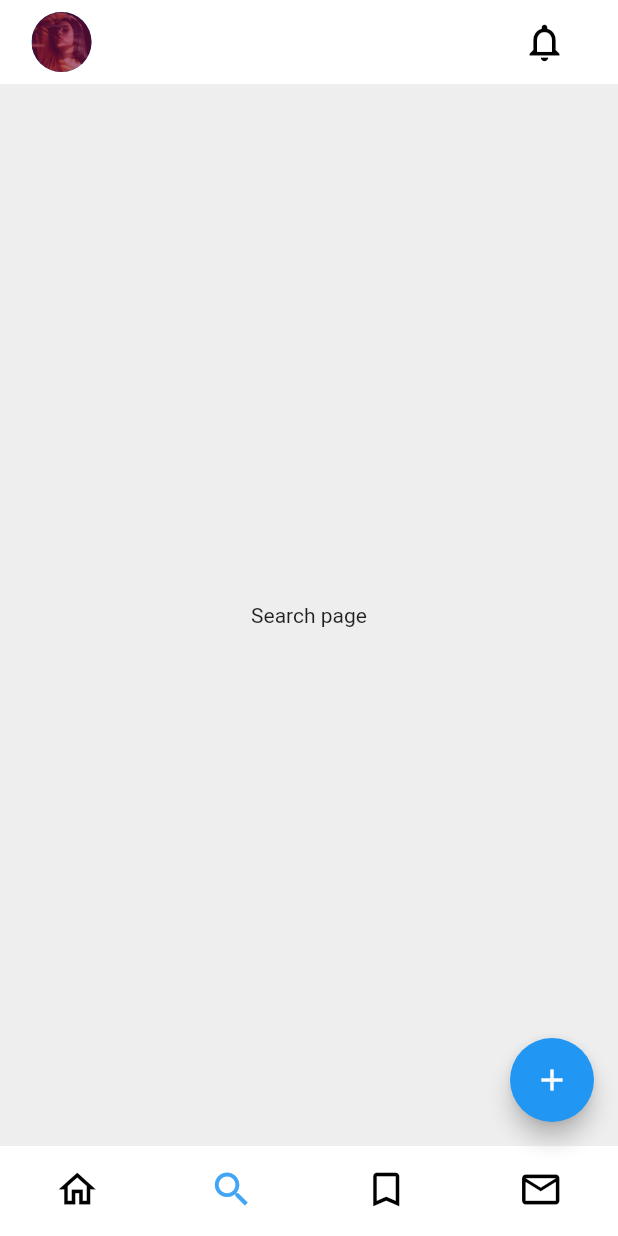
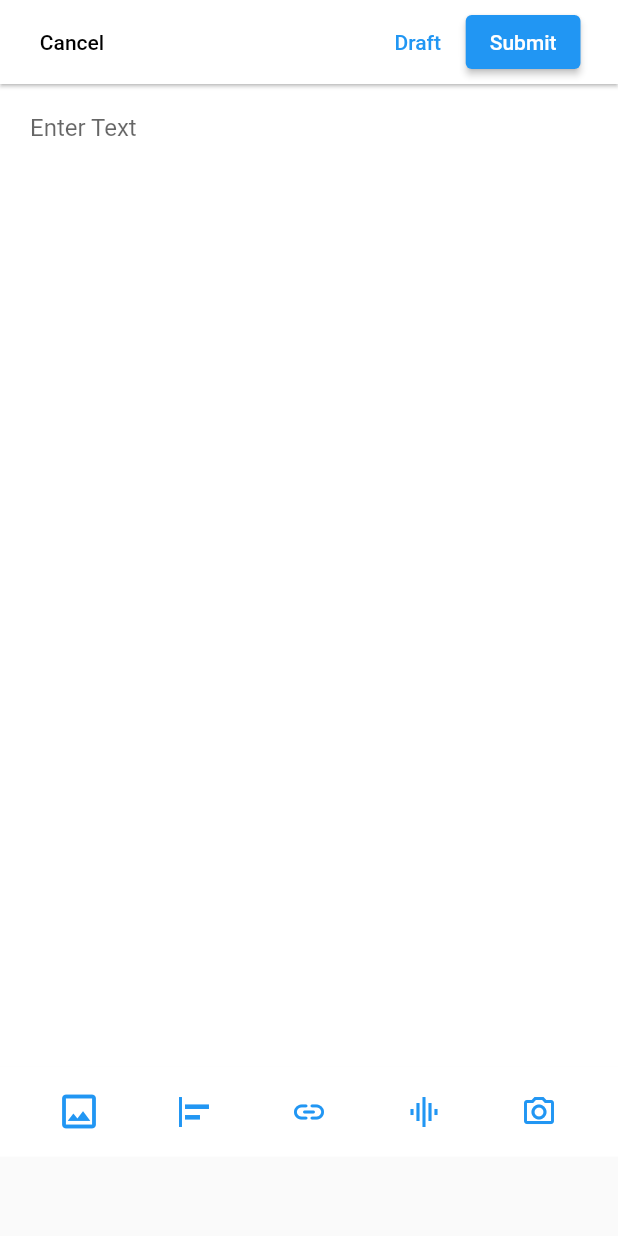
Before and after one commit to blackkiverson/UNI, a Flutter app: the MainPage screen opened directly, item 2 of the bottom bar chosen, after a tap on the "add" icon, on a phone screen of 412 x 824 dp. Run offline on Flutter 3.47's test engine with Material 2 defaults, Android fonts, the phone set to English and light mode, and no system bars.

Commit message:
created a post page() linked to the floatingbutton

```diff
--- a/lib/pages/main_page.dart
+++ b/lib/pages/main_page.dart
@@ -3,6 +3,7 @@ import 'package:flutter/material.dart';
 import 'package:smifapp/pages/dm_page.dart';
 import 'package:smifapp/pages/fav_page.dart';
 import 'package:smifapp/pages/home_page.dart';
+import 'package:smifapp/pages/post_page.dart';
 import 'package:smifapp/pages/search_page.dart';
 
 class MainPage extends StatefulWidget {
@@ -40,8 +41,7 @@ class _MainPageState extends State<MainPage> {
         items: const [
           BottomNavigationBarItem(
               label: "Home", icon: Icon(Icons.home_outlined)),
-          BottomNavigationBarItem(
-              label: "Search", icon: Icon(Icons.search)),
+          BottomNavigationBarItem(label: "Search", icon: Icon(Icons.search)),
           BottomNavigationBarItem(
               label: "Favourite", icon: Icon(Icons.bookmark_outline)),
           BottomNavigationBarItem(
@@ -76,7 +76,13 @@ class _MainPageState extends State<MainPage> {
         elevation: 0,
       ),
       floatingActionButton: FloatingActionButton(
-        onPressed: () {},
+        onPressed: () {
+          Navigator.push(
+              context,
+              MaterialPageRoute(
+                builder: (context) => const PostPage(),
+              ));
+        },
         backgroundColor: Colors.blue,
         foregroundColor: Colors.white,
         child: const Icon(Icons.add),
--- /dev/null
+++ b/lib/pages/post_page.dart
@@ -0,0 +1,117 @@
+import 'dart:math';
+import 'dart:ui';
+
+import 'package:flutter/cupertino.dart';
+import 'package:flutter/material.dart';
+import 'package:flutter/painting.dart';
+import 'package:flutter/rendering.dart';
+import 'package:flutter/widgets.dart';
+
+class PostPage extends StatefulWidget {
+  const PostPage({Key? key}) : super(key: key);
+
+  @override
+  _PostPageState createState() => _PostPageState();
+}
+
+class _PostPageState extends State<PostPage> {
+  // List pages = ;
+
+  @override
+  Widget build(BuildContext context) {
+    return Scaffold(
+      //Creating the top elements for page
+      appBar: AppBar(
+        elevation: 1,
+        backgroundColor: Colors.white,
+        leadingWidth: 0,
+        title: Align(
+          alignment: Alignment.centerLeft,
+          child: TextButton(
+            onPressed: () {},
+            child: Text("Cancel", style: TextStyle(color: Colors.black)),
+          ),
+        ),
+        actions: [
+          Align(
+            alignment: Alignment.centerLeft,
+            child: TextButton(
+              onPressed: () {},
+              child: Text("Draft"),
+            ),
+          ),
+          Align(
+            alignment: Alignment.centerRight,
+            child: ElevatedButton(
+              onPressed: () {},
+              child: Text("Submit"),
+            ),
+          ),
+          SizedBox(
+            width: 25,
+          ),
+        ],
+      ),
+
+      //Creating a text field for user to input text
+      body: SingleChildScrollView(
+        child: Column(
+          children: [
+            Container(
+              height: 655,
+              alignment: Alignment.topCenter,
+              decoration: BoxDecoration(
+                color: Colors.white,
+              ),
+              child: TextField(
+                minLines: 1,
+                maxLines: null,
+                decoration: InputDecoration(
+                  border: InputBorder.none,
+                  contentPadding: EdgeInsetsDirectional.fromSTEB(20, 10, 20, 0),
+                  hintText: "Enter Text",
+                ),
+              ),
+            ),
+            Container(
+              // constraints: BoxConstraints.expand(height: 60),
+              height: 60,
+              decoration: BoxDecoration(color: Colors.white),
+              child: Row(
+                mainAxisAlignment: MainAxisAlignment.spaceEvenly,
+                children: [
+                  IconButton(
+                    color: Colors.blue,
+                    onPressed: () {},
+                    icon: Icon(Icons.image_outlined),
+                    iconSize: 30,
+                  ),
+                  IconButton(
+                    color: Colors.blue,
+                    onPressed: () {},
+                    icon: Icon(Icons.align_horizontal_left),
+                  ),
+                  IconButton(
+                    color: Colors.blue,
+                    onPressed: () {},
+                    icon: Icon(Icons.insert_link_rounded),
+                  ),
+                  IconButton(
+                    color: Colors.blue,
+                    onPressed: () {},
+                    icon: Icon(Icons.multitrack_audio_outlined),
+                  ),
+                  IconButton(
+                    color: Colors.blue,
+                    onPressed: () {},
+                    icon: Icon(Icons.camera_alt_outlined),
+                  ),
+                ],
+              ),
+            ),
+          ],
+        ),
+      ),
+    );
+  }
+}
--- a/lib/widgets/menu_button.dart
+++ b/lib/widgets/menu_button.dart
@@ -2,7 +2,7 @@ import 'package:flutter/cupertino.dart';
 import 'package:flutter/material.dart';
 
 class MenuButton extends StatefulWidget {
-  const MenuButton({ Key? key }) : super(key: key);
+  const MenuButton({Key? key}) : super(key: key);
 
   @override
   _MenuButtonState createState() => _MenuButtonState();
@@ -17,26 +17,28 @@ class _MenuButtonState extends State<MenuButton> {
       color: Colors.white,
       itemBuilder: (context) => <PopupMenuEntry>[
         PopupMenuItem(
-          child: ListTile(
+          child: ListTile(onTap: () {},
             title: Text("Report Tweet"),
-          contentPadding: EdgeInsets.symmetric(vertical: 0.0, horizontal: 2.0),
+            contentPadding:
+                EdgeInsets.symmetric(vertical: 0.0, horizontal: 2.0),
             dense: true,
             trailing: Icon(Icons.flag_outlined),
           ),
         ),
         PopupMenuItem(
-          child: ListTile(
+          child: ListTile(onTap: () {},
             title: Text("Block User"),
-                              contentPadding: EdgeInsets.symmetric(vertical: 0.0, horizontal: 2.0),
+            contentPadding:
+                EdgeInsets.symmetric(vertical: 0.0, horizontal: 2.0),
             dense: true,
             trailing: Icon(Icons.block),
           ),
         ),
         PopupMenuItem(
-                            // height: ,
-                            child: ListTile(
+          child: ListTile(onTap: () {},
             title: Text("Mute User"),
-                              contentPadding: EdgeInsets.symmetric(vertical: 0.0, horizontal: 2.0),
+            contentPadding:
+                EdgeInsets.symmetric(vertical: 0.0, horizontal: 2.0),
             dense: true,
             trailing: Icon(Icons.volume_off_outlined),
           ),
@@ -47,7 +49,18 @@ class _MenuButtonState extends State<MenuButton> {
             title: Text("Follow User"),
             trailing: Icon(Icons.person_add_alt),
             dense: true,
-                              contentPadding: EdgeInsets.symmetric(vertical: 0.0, horizontal: 2.0),
+            contentPadding:
+                EdgeInsets.symmetric(vertical: 0.0, horizontal: 2.0),
+          ),
+        ),
+        PopupMenuItem(
+          child: ListTile(
+            onTap: () {},
+            title: Text("Follow Tag"),
+            trailing: Icon(Icons.bookmark_border_sharp),
+            dense: true,
+            contentPadding:
+                EdgeInsets.symmetric(vertical: 0.0, horizontal: 2.0),
           ),
         ),
       ],
```
Lines whose indentation alone changed are shown as unchanged.
